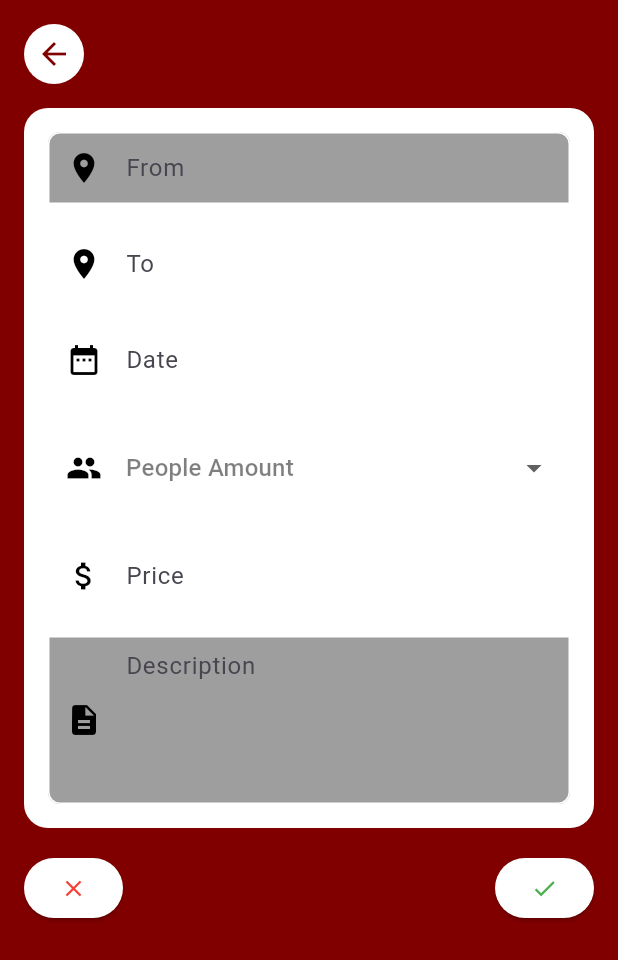
After one commit to SauleJ/POCAROL, a Flutter app: the PostCreationPage screen opened directly, on a phone screen of 412 x 824 dp. The commit adds this screen. Shown: the top 960 px of the screen. Run offline on Flutter 3.47's test engine with Material 3 defaults, Android fonts, the light colour scheme and no system bars; our stand-ins replace page_transition.

Commit message:
Added a create post area

```diff
--- a/lib/BottomNavigationBar.dart
+++ b/lib/BottomNavigationBar.dart
@@ -1,5 +1,6 @@
 import 'package:flutter/material.dart';
 import 'package:namer_app/PostList.dart';
+import 'package:namer_app/CreatePost.dart';
 
 class MyBottomNavigationBar extends StatelessWidget {
   @override
@@ -55,7 +56,7 @@ class MyBottomNavigationBar extends StatelessWidget {
               break;
             case 2:
               //Create Post
-              Navigator.pushReplacementNamed(context, '/create');
+              Navigator.push(context,MaterialPageRoute(builder: (context) => PostCreationPage()));
               break;
             case 3:
               //Add people
--- /dev/null
+++ b/lib/CreatePost.dart
@@ -0,0 +1,253 @@
+import 'package:flutter/material.dart';
+
+class Post {
+  final String description;
+  final String date;
+  final String fromCity;
+  final String toCity;
+  final int? peopleAmount; // Update type to int?
+  final double priceAmount;
+
+  Post({
+    required this.description,
+    required this.date,
+    required this.fromCity,
+    required this.toCity,
+    required this.peopleAmount,
+    required this.priceAmount,
+  });
+}
+
+class PostCreationPage extends StatefulWidget {
+  @override
+  _PostCreationPageState createState() => _PostCreationPageState();
+}
+
+class _PostCreationPageState extends State<PostCreationPage> {
+  late TextEditingController descriptionController;
+  late TextEditingController fromCityController;
+  late TextEditingController toCityController;
+  late TextEditingController dateController;
+  int? selectedPeopleAmount; // Update type to int?
+  late TextEditingController priceController;
+
+  late List<Post> posts;
+
+  @override
+  void initState() {
+    super.initState();
+    descriptionController = TextEditingController();
+    fromCityController = TextEditingController();
+    toCityController = TextEditingController();
+    dateController = TextEditingController();
+    priceController = TextEditingController();
+    posts = [];
+  }
+
+  Widget build(BuildContext context) {
+    return Scaffold(
+      backgroundColor: Color.fromRGBO(128, 0, 0, 1),
+      body: Padding(
+        padding: const EdgeInsets.all(16.0),
+        child: Column(
+          crossAxisAlignment: CrossAxisAlignment.stretch,
+          children: [
+            Align(
+              alignment: Alignment.topLeft,
+              child: InkWell(
+                onTap: () {
+                  Navigator.pop(context);
+                },
+                child: Container(
+                  padding: EdgeInsets.all(8.0),
+                  decoration: BoxDecoration(
+                    color: Color.fromRGBO(255, 255, 255, 1),
+                    shape: BoxShape.circle,
+                  ),
+                  child: Icon(Icons.arrow_back, color: Color.fromRGBO(128, 0, 0, 1)),
+                ),
+              ),
+            ),
+            SizedBox(height: 16.0),
+            Container(
+              padding: EdgeInsets.all(16.0),
+              decoration: BoxDecoration(
+                color: Colors.white,
+                borderRadius: BorderRadius.circular(16.0),
+              ),
+              child: Column(
+                children: [
+                  buildTextFieldWithIcon(fromCityController, 'From', Icons.location_on, isFirst: true),
+                  SizedBox(height: 16.0),
+                  buildTextFieldWithIcon(toCityController, 'To', Icons.location_on),
+                  SizedBox(height: 16.0),
+                  buildTextFieldWithIcon(dateController, 'Date', Icons.date_range),
+                  SizedBox(height: 16.0),
+                  buildPeopleAmountDropdown(),
+                  SizedBox(height: 16.0),
+                  buildTextFieldWithIcon(priceController, 'Price', Icons.attach_money),
+                  SizedBox(height: 16.0),
+                  buildTextFieldWithIcon(descriptionController, 'Description', Icons.description, maxLines: 4, verticalAlignment: CrossAxisAlignment.start, isLast: true),
+                ],
+              ),
+            ),
+            SizedBox(height: 16.0),
+            Row(
+              mainAxisAlignment: MainAxisAlignment.spaceBetween,
+              children: [
+                ElevatedButton(
+                  onPressed: () {
+                    Navigator.pop(context);
+                  },
+                  style: ElevatedButton.styleFrom(
+                    backgroundColor: Color.fromRGBO(255, 255, 255, 1),
+                  ).copyWith(backgroundColor: MaterialStateProperty.all<Color>(Color.fromRGBO(255, 255, 255, 1))),
+                  child: Icon(Icons.close, color: Colors.red),
+                ),
+                ElevatedButton(
+                  onPressed: () {
+                    setState(() {
+                      posts.add(
+                        Post(
+                          description: descriptionController.text,
+                          date: dateController.text,
+                          fromCity: fromCityController.text,
+                          toCity: toCityController.text,
+                          peopleAmount: selectedPeopleAmount,
+                          priceAmount: double.tryParse(priceController.text) ?? 0.0,
+                        ),
+                      );
+                      fromCityController.clear();
+                      toCityController.clear();
+                      dateController.clear();
+                      priceController.clear();
+                      descriptionController.clear();
+                    });
+                  },
+                  style: ElevatedButton.styleFrom(
+                    backgroundColor: Color.fromRGBO(255, 255, 255, 1),
+                  ).copyWith(backgroundColor: MaterialStateProperty.all<Color>(Color.fromRGBO(255, 255, 255, 1))),
+                  child: Icon(Icons.check, color: Colors.green),
+                ),
+              ],
+            ),
+            SizedBox(height: 16.0),
+            Expanded(
+              child: ListView.builder(
+                itemCount: posts.length,
+                itemBuilder: (context, index) {
+                  return Card(
+                    color: Color.fromRGBO(255, 255, 255, 1),
+                    margin: EdgeInsets.symmetric(vertical: 8.0),
+                    child: Column(
+                      children: [
+                        ListTile(
+                          title: Container(
+                            decoration: BoxDecoration(
+                              color: Color.fromRGBO(102, 94, 94, 0.174),
+                              borderRadius: BorderRadius.circular(8.0),
+                            ),
+                            padding: EdgeInsets.all(8.0),
+                            child: Column(
+                              crossAxisAlignment: CrossAxisAlignment.start,
+                              children: [
+                                Text('From City: ${posts[index].fromCity}'),
+                                Text('To City: ${posts[index].toCity}'),
+                                Text('Date: ${posts[index].date}'),
+                                Text('People Amount: ${posts[index].peopleAmount}'),
+                                Text('Price Amount: ${posts[index].priceAmount}'),
+                                Text('Description: ${posts[index].description}'),
+                              ],
+                            ),
+                          ),
+                        ),
+                      ],
+                    ),
+                  );
+                },
+              ),
+            ),
+          ],
+        ),
+      ),
+    );
+  }
+
+  Widget buildTextFieldWithIcon(
+    TextEditingController controller,
+    String hintText,
+    IconData icon, {
+    int maxLines = 1,
+    CrossAxisAlignment verticalAlignment = CrossAxisAlignment.center,
+    bool isFirst = false,
+    bool isLast = false,
+  }) {
+    return TextField(
+      controller: controller,
+      maxLines: maxLines,
+      keyboardType: TextInputType.text,
+      style: TextStyle(color: Colors.black),
+      decoration: InputDecoration(
+        hintText: hintText,
+        border: InputBorder.none,
+        contentPadding: EdgeInsets.all(8.0),
+        fillColor: isFirst || isLast ? Colors.grey : Colors.white,
+        filled: true,
+        prefixIcon: Icon(icon, color: Colors.black),
+        enabledBorder: OutlineInputBorder(
+          borderSide: BorderSide(color: Colors.white),
+          borderRadius: BorderRadius.vertical(
+            top: isFirst ? Radius.circular(8.0) : Radius.zero,
+            bottom: isLast ? Radius.circular(8.0) : Radius.zero,
+          ),
+        ),
+      ),
+    );
+  }
+
+  Widget buildPeopleAmountDropdown() {
+    return InputDecorator(
+      decoration: InputDecoration(
+        hintStyle: TextStyle(color: Colors.black.withOpacity(0.5)),
+        border: InputBorder.none,
+        contentPadding: EdgeInsets.all(8.0),
+        fillColor: Colors.white,
+        filled: true,
+        prefixIcon: Icon(Icons.people, color: Colors.black),
+      ),
+      child: DropdownButtonHideUnderline(
+        child: DropdownButton<int?>(
+          isExpanded: true,
+          value: selectedPeopleAmount,
+          items: [
+            DropdownMenuItem<int?>(
+              value: null,
+              child: Text('People Amount', style: TextStyle(color: Colors.black.withOpacity(0.5))),
+            ),
+            for (int i = 1; i <= 5; i++)
+              DropdownMenuItem<int?>(
+                value: i,
+                child: Row(
+                  mainAxisAlignment: MainAxisAlignment.spaceBetween,
+                  children: [
+                    Text(i.toString()),
+                  ],
+                ),
+              ),
+          ],
+          onChanged: (int? value) {
+            setState(() {
+              selectedPeopleAmount = value;
+            });
+          },
+        ),
+      ),
+    );
+  }
+}
+
+void main() {
+  runApp(MaterialApp(
+    home: PostCreationPage(),
+  ));
+}
```
